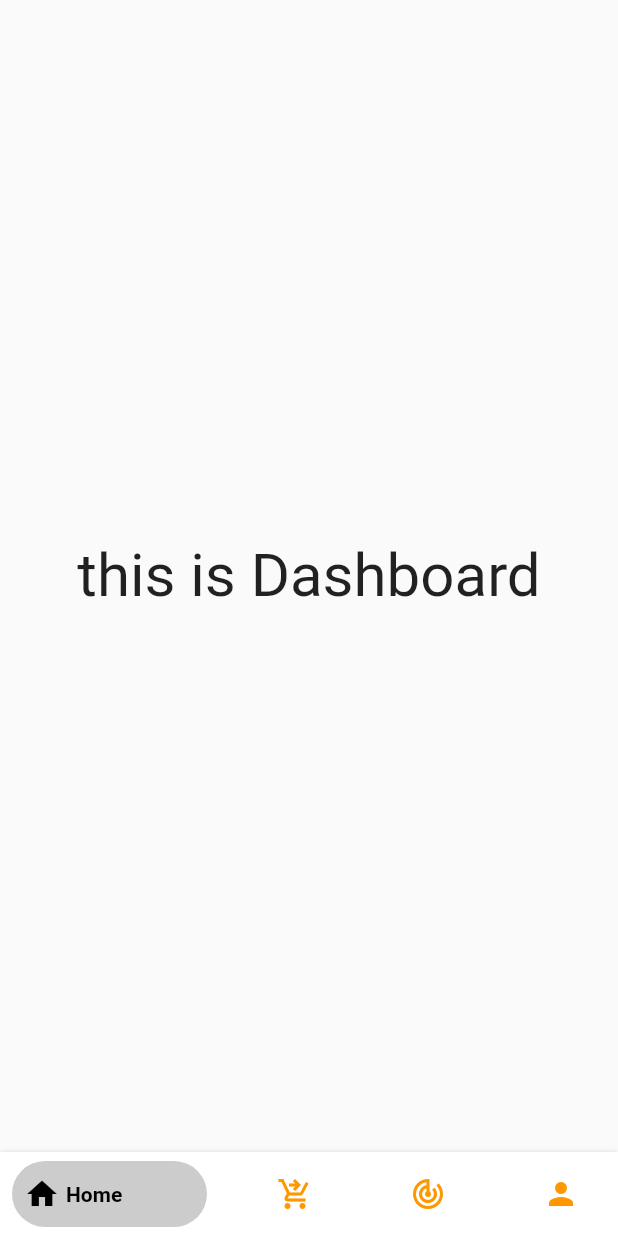
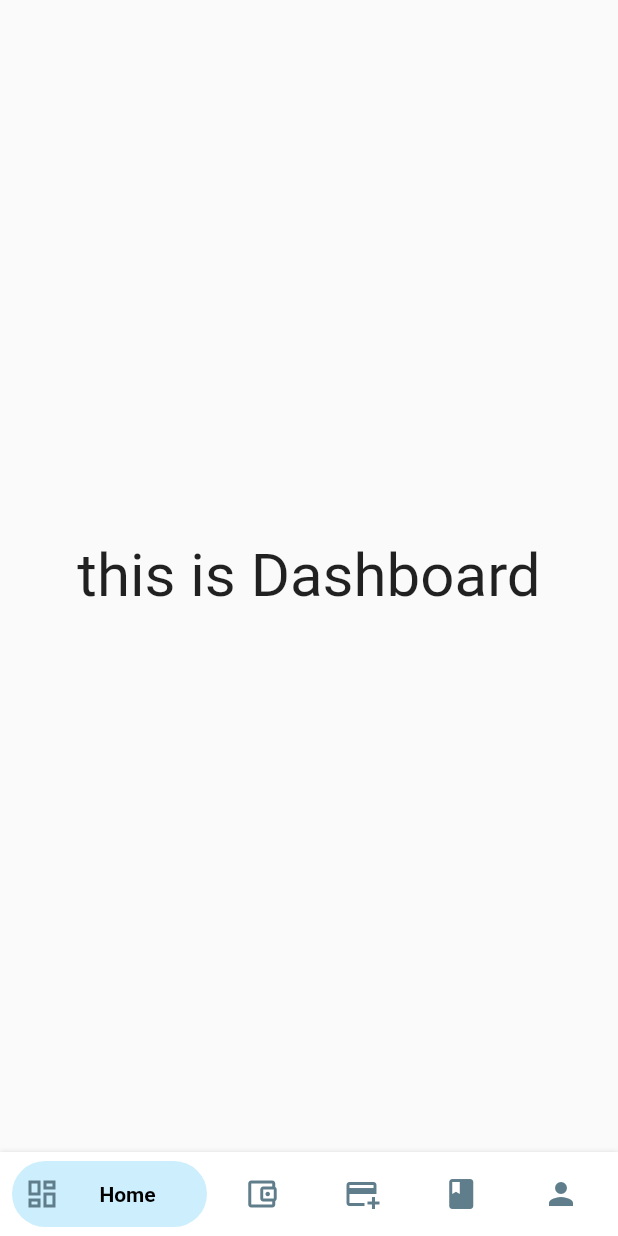
Before and after one commit to diwasneupane/frontend_FeedTheNeed_flutter, a Flutter app: the Navigation screen opened directly, on a phone screen of 412 x 824 dp. Run offline on Flutter 3.47's test engine with Material 2 defaults, Android fonts, the phone set to English and light mode, and no system bars; drawn by our look-alikes of bottom_navy_bar.

```diff
--- a/lib/main.dart
+++ b/lib/main.dart
@@ -1,5 +1,6 @@
 import 'package:feedtheneed/screens/dashboard.dart';
 import 'package:feedtheneed/screens/login.dart';
+import 'package:feedtheneed/screens/navigation.dart';
 import 'package:feedtheneed/screens/register.dart';
 import 'package:flutter/material.dart';
 
@@ -13,6 +14,7 @@ void main() {
         '/login': (context) => const Login(),
         '/register': (context) => const Register(),
         '/dashboard': (context) => const Dashboard(),
+        '/navigation': (context) => const Navigation(),
       },
     ),
   );
--- a/lib/screens/navigation.dart
+++ b/lib/screens/navigation.dart
@@ -56,28 +56,71 @@ class _NavigationState extends State<Navigation> {
         },
         items: <BottomNavyBarItem>[
           BottomNavyBarItem(
-            title: const Text('Home'),
-            icon: const Icon(Icons.home),
-            activeColor: Colors.black,
-            inactiveColor: Colors.orange,
+            title: const Text('Home',
+                style: TextStyle(
+                  color: Colors.black,
+                )),
+            icon: const Icon(
+              Icons.dashboard_outlined,
+              color: Colors.blueGrey,
+            ),
+            activeColor: Colors.lightBlue,
+            inactiveColor: Colors.blueGrey,
+            textAlign: TextAlign.center,
           ),
           BottomNavyBarItem(
-            title: const Text('My Cart'),
-            icon: const Icon(Icons.shopping_cart_checkout_outlined),
-            activeColor: Colors.black,
-            inactiveColor: Colors.orange,
+            title: const Text('History',
+                style: TextStyle(
+                  color: Colors.black,
+                )),
+            icon: const Icon(
+              Icons.account_balance_wallet_outlined,
+              color: Colors.blueGrey,
+            ),
+            activeColor: Colors.lightBlue,
+            inactiveColor: Colors.blueGrey,
+            textAlign: TextAlign.center,
           ),
           BottomNavyBarItem(
-            title: const Text('My Order'),
-            icon: const Icon(Icons.track_changes_outlined),
-            activeColor: Colors.black,
-            inactiveColor: Colors.orange,
+            title: const Text('Donate',
+                style: TextStyle(
+                  color: Colors.black,
+                )),
+            icon: const Icon(
+              Icons.add_card,
+              color: Colors.blueGrey,
+            ),
+            activeColor: Colors.lightBlue,
+            inactiveColor: Colors.blueGrey,
+            textAlign: TextAlign.center,
           ),
           BottomNavyBarItem(
-            title: const Text('Profile'),
-            icon: const Icon(Icons.person),
-            activeColor: Colors.black,
-            inactiveColor: Colors.orange,
+            title: const Text(
+              'Blog',
+              style: TextStyle(
+                color: Colors.black,
+              ),
+            ),
+            icon: const Icon(
+              Icons.book,
+              color: Colors.blueGrey,
+            ),
+            activeColor: Colors.lightBlue,
+            inactiveColor: Colors.blueGrey,
+            textAlign: TextAlign.center,
+          ),
+          BottomNavyBarItem(
+            title: const Text('Profile',
+                style: TextStyle(
+                  color: Colors.black,
+                )),
+            icon: const Icon(
+              Icons.person,
+              color: Colors.blueGrey,
+            ),
+            activeColor: Colors.lightBlue,
+            inactiveColor: Colors.blueGrey,
+            textAlign: TextAlign.center,
           ),
         ],
       ),
```
Also changed, not shown: lib/screens/blog.dart (+6 -3 lines), lib/screens/donate.dart (+6 -3 lines), lib/screens/donation_history.dart (+6 -3 lines), lib/screens/login.dart (+7 -3 lines), lib/screens/profile.dart (+119 -4 lines).
